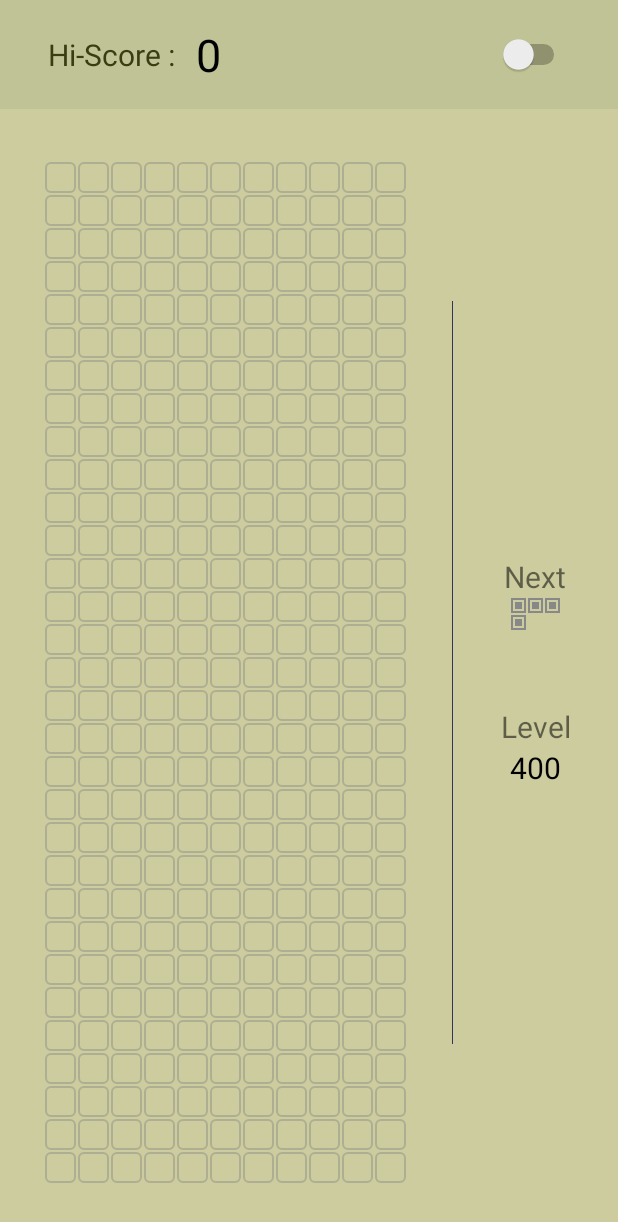
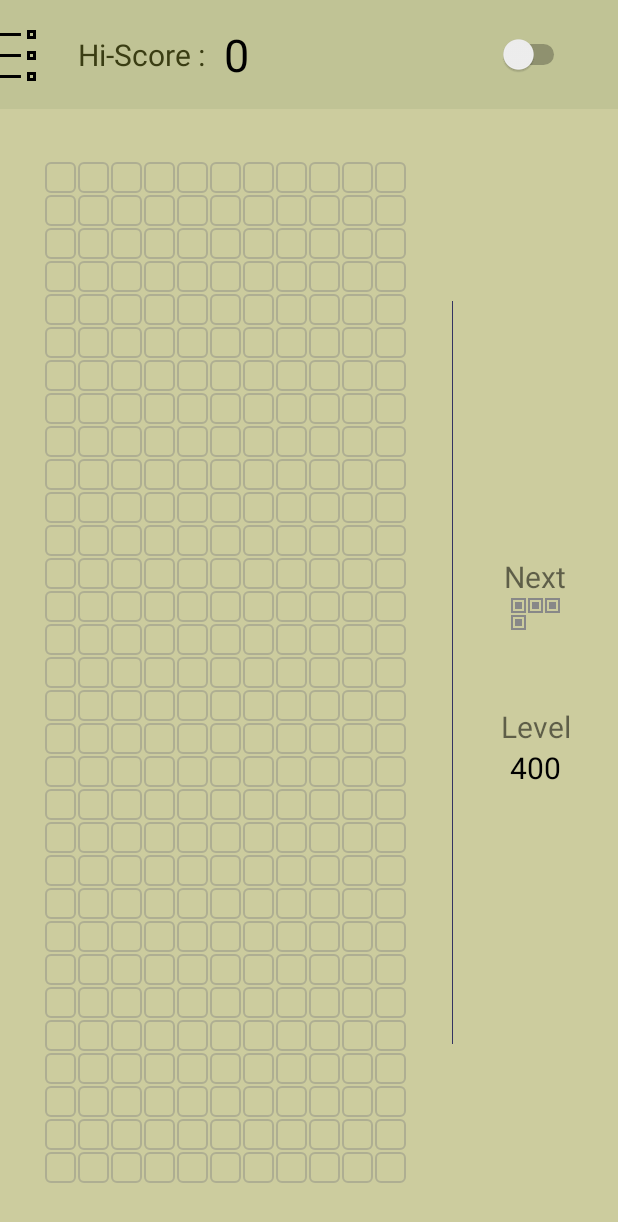
Before and after one commit to TomGarden/Tetris, an Android app: the screen it shows after launch (MainActivity), on a phone screen of 412 x 824 dp. Shown: the top 1222 px of the screen. Run offline under Robolectric (Android 15) with nearby library versions, the phone set to English and light mode, and no system bars.

Commit message:
了解了进度备份机制，对界面做了微调，下一步先细致的调整一下界面先

```diff
--- a/tetris_2.4/src/main/java/com/farbox/androidbyeleven/Controller/V2M/SuperServer/ITetrisGetterService.java
+++ b/tetris_2.4/src/main/java/com/farbox/androidbyeleven/Controller/V2M/SuperServer/ITetrisGetterService.java
@@ -6,4 +6,8 @@ package com.farbox.androidbyeleven.Controller.V2M.SuperServer;
  * <p>Mobile phone:15133350726</p>
  */
 public interface ITetrisGetterService extends IDataGetter {
+    /**
+     * 获取本控件对应的矩阵的String类型对象//保存内容的格式：行数:列数：矩阵内容String
+     */
+    String getMatris2Str();
 }
--- a/tetris_2.4/src/main/java/com/farbox/androidbyeleven/Model/ITetrisShowModelGet.java
+++ b/tetris_2.4/src/main/java/com/farbox/androidbyeleven/Model/ITetrisShowModelGet.java
@@ -18,4 +18,9 @@ public interface ITetrisShowModelGet extends IModelGet {
      * @return
      */
     int[][] getCurrentMatrix();
+
+    /**
+     * 获取本控件对应的矩阵的String类型对象//保存内容的格式：行数:列数：矩阵内容String
+     */
+    String getMatris2Str();
 }
--- a/tetris_2.4/src/main/java/com/farbox/androidbyeleven/View/Weight/SuperClass/MyView.java
+++ b/tetris_2.4/src/main/java/com/farbox/androidbyeleven/View/Weight/SuperClass/MyView.java
@@ -79,4 +79,6 @@ public class MyView extends View {
         canvas.drawRect(left + ringWidth, top + ringWidth, right - ringWidth, bottom - ringWidth, mPaint);
         mPaint.setStyle(Paint.Style.STROKE);
     }
+
+
 }
--- a/tetris_2.4/src/main/java/com/farbox/androidbyeleven/View/Weight/SuperClass/TetrisSquare.java
+++ b/tetris_2.4/src/main/java/com/farbox/androidbyeleven/View/Weight/SuperClass/TetrisSquare.java
@@ -44,4 +44,9 @@ public abstract class TetrisSquare extends MyView {
      * 刷新俄罗斯方块，也就是刷新俄罗斯方块数组和显示的位置
      */
     public abstract void refreshTetris();
+
+    /**
+     * 获取本控件对应的矩阵的String类型对象//保存内容的格式：行数:列数：矩阵内容String
+     */
+    public abstract String getMatris2Str();
 }
--- a/tetris_2.4/src/main/res/layout/activity_main.xml
+++ b/tetris_2.4/src/main/res/layout/activity_main.xml
@@ -4,22 +4,37 @@
     android:layout_width="match_parent"
     android:layout_height="match_parent"
     android:background="#c0c395"
+    android:id="@+id/ll_root"
     android:clipToPadding="true"
     android:fitsSystemWindows="true"
     android:orientation="vertical">
 
+    <LinearLayout
+        android:id="@+id/ll_title"
+        android:layout_width="match_parent"
+        android:orientation="horizontal"
+        android:layout_height="wrap_content">
+
+        <ImageButton
+            android:id="@+id/ib_test"
+            android:background="@color/transparent"
+            android:src="@drawable/menu"
+            android:layout_marginLeft="-20dp"
+            android:scaleType="centerInside"
+            android:layout_gravity="center_vertical"
+            android:layout_width="wrap_content"
+            android:layout_height="wrap_content"/>
+
         <TableRow
             android:layout_width="match_parent"
             android:layout_height="wrap_content"
-        android:background="#c0c395"
             android:gravity="center"
             android:paddingBottom="@dimen/activity_vertical_margin"
-        android:paddingLeft="@dimen/activity_horizontal_margin"
+            android:paddingLeft="8dp"
             android:paddingRight="@dimen/activity_horizontal_margin"
             android:paddingTop="@dimen/activity_vertical_margin">
-
             <TextView
-            android:id="@+id/textView"
+                android:id="@+id/tv_score_title"
                 android:layout_width="wrap_content"
                 android:layout_height="wrap_content"
                 android:layout_weight="1"
@@ -45,8 +60,9 @@
                 android:layout_height="wrap_content"
                 android:layout_weight="3"
                 android:paddingRight="@dimen/activity_horizontal_margin" />
+        </TableRow>
+    </LinearLayout>
 
-    </TableRow>
 
     <com.farbox.androidbyeleven.View.Weight.MyTableRow
         android:id="@+id/mTableRow"
```
Also changed, not shown: tetris_2.4/src/main/java/com/farbox/androidbyeleven/Controller/Control/SaveProgress.java (added, +60 -0 lines), tetris_2.4/src/main/java/com/farbox/androidbyeleven/Controller/V2M/impl/TetrisMoveGetterService.java (+8 -0 lines), tetris_2.4/src/main/java/com/farbox/androidbyeleven/Controller/V2M/impl/TetrisShowGetterService.java (+8 -0 lines), tetris_2.4/src/main/java/com/farbox/androidbyeleven/Model/BaseModel.java (+8 -0 lines), tetris_2.4/src/main/java/com/farbox/androidbyeleven/Model/Impl/TetrisMoveModel.java (+9 -0 lines), tetris_2.4/src/main/java/com/farbox/androidbyeleven/Model/Impl/TetrisShowModel.java (+9 -0 lines), tetris_2.4/src/main/java/com/farbox/androidbyeleven/Utils/ConvertUtil.java (added, +22 -0 lines), tetris_2.4/src/main/java/com/farbox/androidbyeleven/View/Activity/MainActivity.java (+17 -1 lines), tetris_2.4/src/main/java/com/farbox/androidbyeleven/View/Weight/TetrisMove.java (+13 -0 lines), tetris_2.4/src/main/java/com/farbox/androidbyeleven/View/Weight/TetrisShow.java (+8 -0 lines), tetris_2.4/src/main/res/drawable-mdpi/menu.png (added), tetris_2.4/src/main/res/drawable-xhdpi/menu.png (added). Lines whose indentation alone changed are shown as unchanged.
